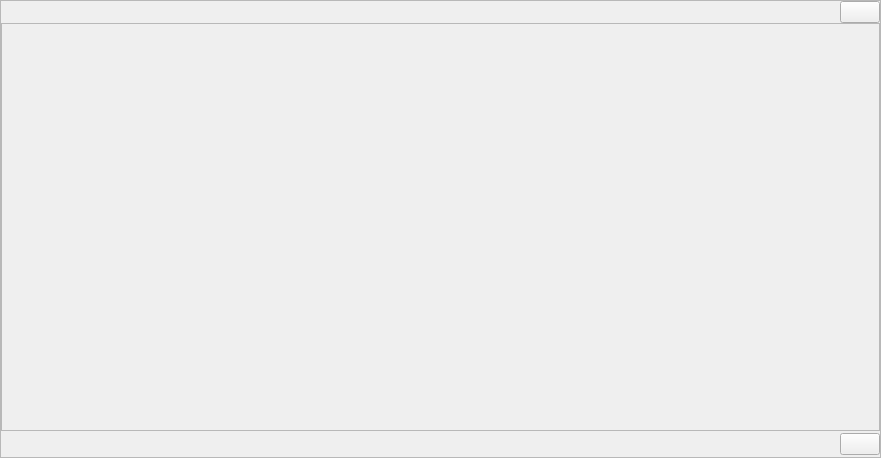
The window that src/gui/dlg.ui (LaM0uette/PySide6_Blank_Project_demo) describes before a commit, drawn with Qt 5.
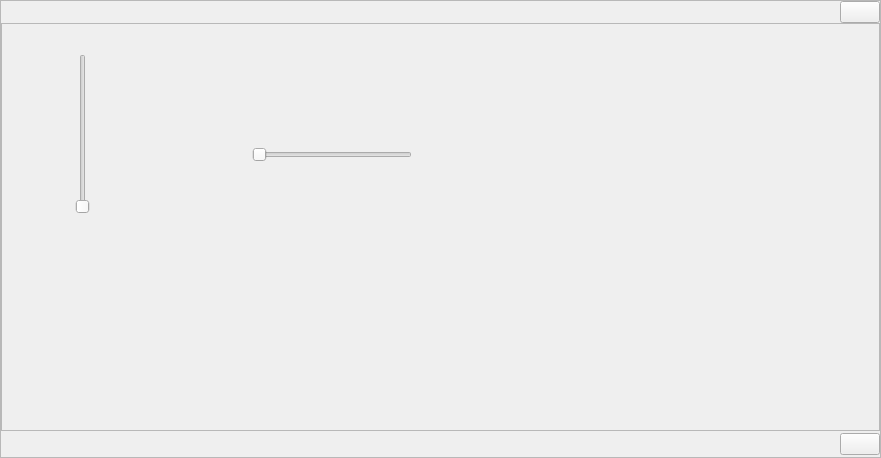
The same window after the commit.

What changed in the file:
```diff
--- a/src/gui/dlg.ui
+++ b/src/gui/dlg.ui
@@ -1179,6 +1179,32 @@
                <height>404</height>
               </rect>
              </property>
+             <widget class="QSlider" name="vsd">
+              <property name="geometry">
+               <rect>
+                <x>70</x>
+                <y>30</y>
+                <width>22</width>
+                <height>160</height>
+               </rect>
+              </property>
+              <property name="orientation">
+               <enum>Qt::Vertical</enum>
+              </property>
+             </widget>
+             <widget class="QSlider" name="horizontalSlider">
+              <property name="geometry">
+               <rect>
+                <x>250</x>
+                <y>120</y>
+                <width>160</width>
+                <height>22</height>
+               </rect>
+              </property>
+              <property name="orientation">
+               <enum>Qt::Horizontal</enum>
+              </property>
+             </widget>
             </widget>
            </widget>
           </item>
```
